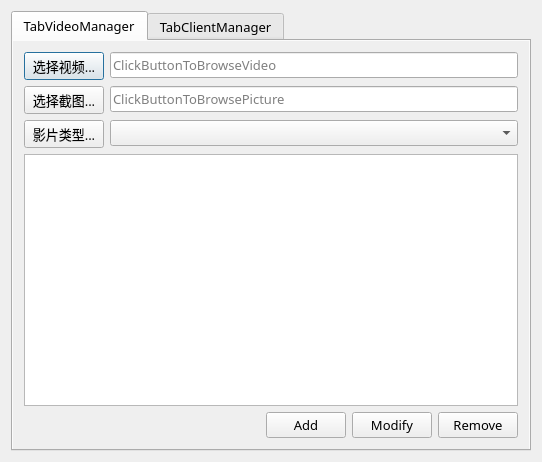
First picture: the form in ConfigTools/ConfigTools/configtools.ui, repository OasisGallagher/QApplication, before the edit.
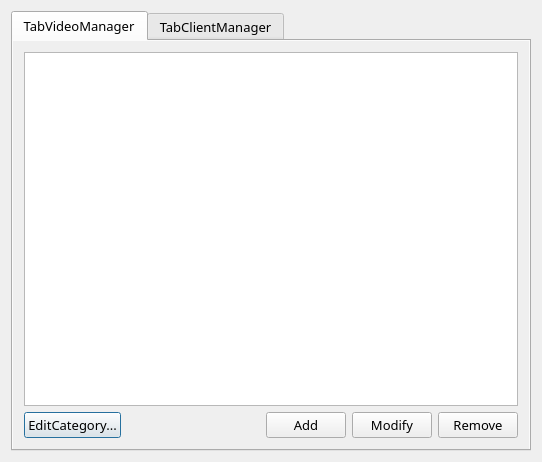
Second picture: the form after the edit. Custom widgets are drawn as their Qt base class.

What changed in the file:
```diff
--- a/ConfigTools/ConfigTools/configtools.ui
+++ b/ConfigTools/ConfigTools/configtools.ui
@@ -51,79 +51,6 @@
        <string>TabVideoManager</string>
       </attribute>
       <layout class="QVBoxLayout" name="verticalLayout_2">
-       <item>
-        <layout class="QFormLayout" name="formLayout">
-         <item row="0" column="0">
-          <widget class="QPushButton" name="selectVideo">
-           <property name="sizePolicy">
-            <sizepolicy hsizetype="Preferred" vsizetype="Fixed">
-             <horstretch>0</horstretch>
-             <verstretch>0</verstretch>
-            </sizepolicy>
-           </property>
-           <property name="text">
-            <string>选择视频...</string>
-           </property>
-          </widget>
-         </item>
-         <item row="0" column="1">
-          <widget class="QLineEdit" name="videoPath">
-           <property name="frame">
-            <bool>true</bool>
-           </property>
-           <property name="readOnly">
-            <bool>false</bool>
-           </property>
-           <property name="placeholderText">
-            <string>ClickButtonToBrowseVideo</string>
-           </property>
-           <property name="clearButtonEnabled">
-            <bool>true</bool>
-           </property>
-          </widget>
-         </item>
-         <item row="1" column="0">
-          <widget class="QPushButton" name="selectPicture">
-           <property name="text">
-            <string>选择截图...</string>
-           </property>
-          </widget>
-         </item>
-         <item row="1" column="1">
-          <widget class="QLineEdit" name="picturePath">
-           <property name="readOnly">
-            <bool>false</bool>
-           </property>
-           <property name="placeholderText">
-            <string>ClickButtonToBrowsePicture</string>
-           </property>
-           <property name="clearButtonEnabled">
-            <bool>true</bool>
-           </property>
-          </widget>
-         </item>
-         <item row="2" column="0">
-          <widget class="QPushButton" name="managerCategory">
-           <property name="text">
-            <string>影片类型...</string>
-           </property>
-          </widget>
-         </item>
-         <item row="2" column="1">
-          <widget class="QComboBox" name="categories">
-           <property name="editable">
-            <bool>false</bool>
-           </property>
-           <property name="currentText">
-            <string/>
-           </property>
-           <property name="maxVisibleItems">
-            <number>32</number>
-           </property>
-          </widget>
-         </item>
-        </layout>
-       </item>
        <item>
         <widget class="QTableWidget" name="itemList">
          <property name="editTriggers">
@@ -141,10 +68,22 @@
            <height>0</height>
           </size>
          </property>
+         <attribute name="horizontalHeaderVisible">
+          <bool>true</bool>
+         </attribute>
+         <attribute name="horizontalHeaderCascadingSectionResizes">
+          <bool>false</bool>
+         </attribute>
+         <attribute name="horizontalHeaderHighlightSections">
+          <bool>false</bool>
+         </attribute>
+         <attribute name="horizontalHeaderStretchLastSection">
+          <bool>true</bool>
+         </attribute>
         </widget>
        </item>
        <item>
-        <layout class="QHBoxLayout" name="horizontalLayout" stretch="0,0,0,0">
+        <layout class="QHBoxLayout" name="horizontalLayout" stretch="0,0,0,0,0">
          <property name="spacing">
           <number>6</number>
          </property>
@@ -154,6 +93,13 @@
          <property name="rightMargin">
           <number>0</number>
          </property>
+         <item>
+          <widget class="QPushButton" name="editCategory">
+           <property name="text">
+            <string>EditCategory...</string>
+           </property>
+          </widget>
+         </item>
          <item>
           <spacer name="horizontalSpacer">
            <property name="orientation">
```
Left out of the diff: 5 changed lines with no effect on the pictures.
